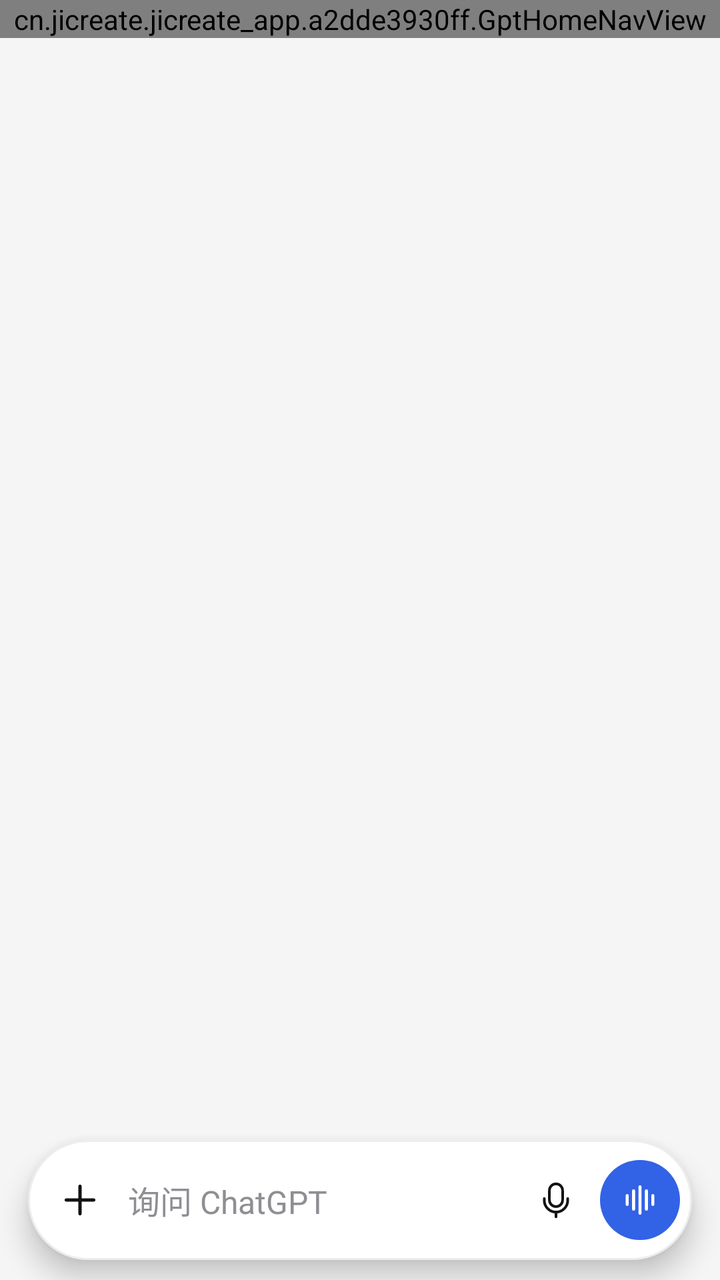
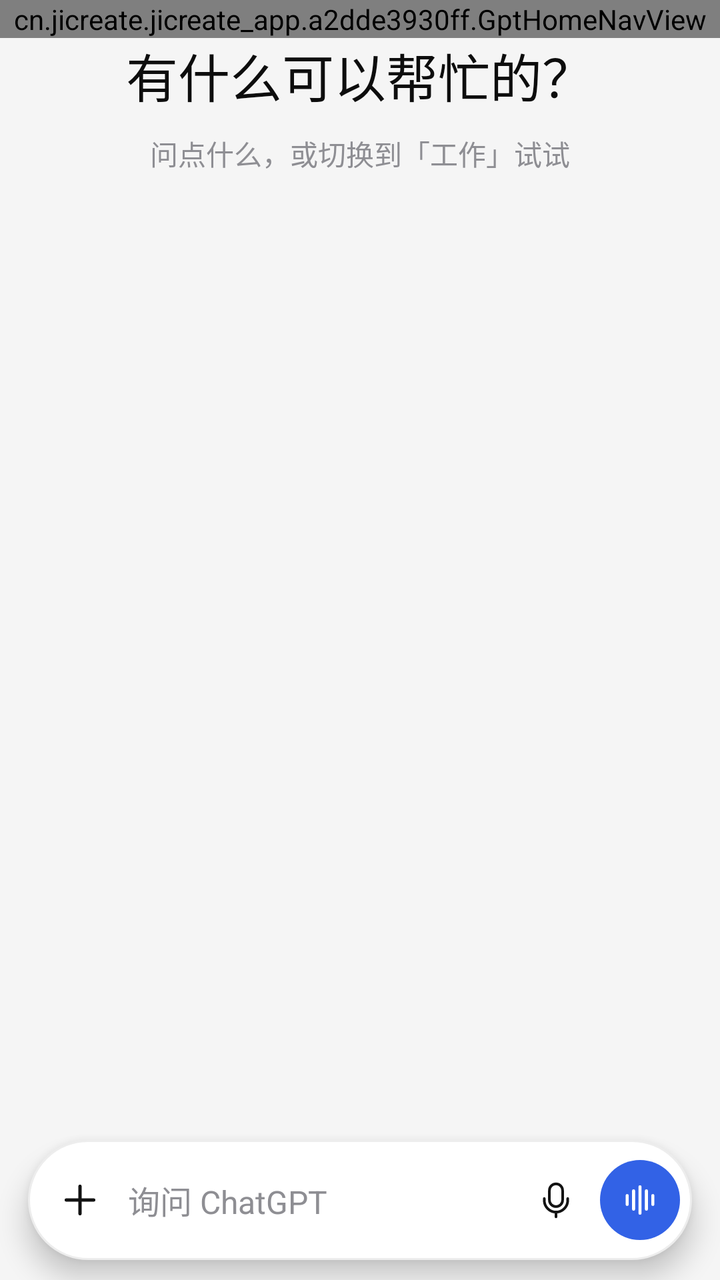

Two renders of the same Android screen: before a commit and after it. Below are the layout's source before the change and the commit's diff.
<!-- AndroidManifest.xml: application theme Theme.App -->
<!-- res/layout/view_home_gpt.xml -->
<?xml version="1.0" encoding="utf-8"?>
<androidx.constraintlayout.widget.ConstraintLayout
    xmlns:android="http://schemas.android.com/apk/res/android"
    xmlns:app="http://schemas.android.com/apk/res-auto"
    android:layout_width="match_parent"
    android:layout_height="match_parent"
    android:background="@color/gpt_home_bg">

    
    <cn.jicreate.jicreate_app.a2dde3930ff.GptHomeGlowView
        android:id="@+id/gpt_home_glow"
        android:layout_width="0dp"
        android:layout_height="wrap_content"
        app:layout_constraintEnd_toEndOf="parent"
        app:layout_constraintStart_toStartOf="parent"
        app:layout_constraintTop_toTopOf="parent" />

    
    <cn.jicreate.jicreate_app.a2dde3930ff.GptHomeNavView
        android:id="@+id/gpt_home_nav"
        android:layout_width="0dp"
        android:layout_height="wrap_content"
        app:layout_constraintEnd_toEndOf="parent"
        app:layout_constraintStart_toStartOf="parent"
        app:layout_constraintTop_toTopOf="parent" />

    
    <ScrollView
        android:id="@+id/gpt_empty_work"
        android:layout_width="0dp"
        android:layout_height="0dp"
        android:clipToPadding="false"
        android:fillViewport="true"
        android:overScrollMode="never"
        android:scrollbars="none"
        android:visibility="gone"
        app:layout_constraintBottom_toTopOf="@id/home_api_hint"
        app:layout_constraintEnd_toEndOf="parent"
        app:layout_constraintStart_toStartOf="parent"
        app:layout_constraintTop_toBottomOf="@id/gpt_home_nav">

        <LinearLayout
            android:layout_width="match_parent"
            android:layout_height="match_parent"
            android:gravity="center_vertical"
            android:orientation="vertical"
            android:paddingStart="20dp"
            android:paddingTop="10dp"
            android:paddingEnd="20dp"
            android:paddingBottom="10dp">

            <LinearLayout
                android:id="@+id/gpt_work_list"
                android:layout_width="match_parent"
                android:layout_height="wrap_content"
                android:orientation="vertical">

                <LinearLayout
                    android:id="@+id/gpt_work_github"
                    android:layout_width="match_parent"
                    android:layout_height="54dp"
                    android:background="?attr/selectableItemBackground"
                    android:gravity="center_vertical"
                    android:orientation="horizontal"
                    android:paddingStart="6dp"
                    android:paddingEnd="6dp">

                    <ImageView
                        android:layout_width="28dp"
                        android:layout_height="28dp"
                        android:contentDescription="@null"
                        android:scaleType="fitCenter"
                        android:src="@drawable/ic_gpt_github" />

                    <TextView
                        android:layout_width="0dp"
                        android:layout_height="wrap_content"
                        android:layout_marginStart="14dp"
                        android:layout_weight="1"
                        android:includeFontPadding="false"
                        android:lineSpacingExtra="2dp"
                        android:text="@string/gpt_work_github"
                        android:textColor="@color/gpt_text"
                        android:textSize="15.5sp" />
                </LinearLayout>

                <LinearLayout
                    android:id="@+id/gpt_work_gmail"
                    android:layout_width="match_parent"
                    android:layout_height="54dp"
                    android:background="?attr/selectableItemBackground"
                    android:gravity="center_vertical"
                    android:orientation="horizontal"
                    android:paddingStart="6dp"
                    android:paddingEnd="6dp">

                    <ImageView
                        android:layout_width="28dp"
                        android:layout_height="28dp"
                        android:contentDescription="@null"
                        android:scaleType="fitCenter"
                        android:src="@drawable/ic_gpt_mail" />

                    <TextView
                        android:layout_width="0dp"
                        android:layout_height="wrap_content"
                        android:layout_marginStart="14dp"
                        android:layout_weight="1"
                        android:includeFontPadding="false"
                        android:lineSpacingExtra="2dp"
                        android:text="@string/gpt_work_gmail"
                        android:textColor="@color/gpt_text"
                        android:textSize="15.5sp" />
                </LinearLayout>

                <LinearLayout
                    android:id="@+id/gpt_work_drive"
                    android:layout_width="match_parent"
                    android:layout_height="54dp"
                    android:background="?attr/selectableItemBackground"
                    android:gravity="center_vertical"
                    android:orientation="horizontal"
                    android:paddingStart="6dp"
                    android:paddingEnd="6dp">

                    <ImageView
                        android:layout_width="28dp"
                        android:layout_height="28dp"
                        android:contentDescription="@null"
                        android:scaleType="fitCenter"
                        android:src="@drawable/ic_gpt_drive" />

                    <TextView
                        android:layout_width="0dp"
                        android:layout_height="wrap_content"
                        android:layout_marginStart="14dp"
                        android:layout_weight="1"
                        android:includeFontPadding="false"
                        android:lineSpacingExtra="2dp"
                        android:text="@string/gpt_work_drive"
                        android:textColor="@color/gpt_text"
                        android:textSize="15.5sp" />
                </LinearLayout>
            </LinearLayout>
        </LinearLayout>
    </ScrollView>

    <TextView
        android:id="@+id/home_api_hint"
        android:layout_width="wrap_content"
        android:layout_height="30dp"
        android:layout_marginBottom="10dp"
        android:background="@drawable/bg_gpt_top_capsule"
        android:gravity="center"
        android:includeFontPadding="false"
        android:paddingStart="14dp"
        android:paddingEnd="14dp"
        android:text="@string/api_hint_home"
        android:textColor="@color/gpt_text_secondary"
        android:textSize="12.5sp"
        android:visibility="gone"
        app:layout_constraintBottom_toTopOf="@id/home_attach_strip"
        app:layout_constraintEnd_toEndOf="parent"
        app:layout_constraintStart_toStartOf="parent" />

    <HorizontalScrollView
        android:id="@+id/home_attach_strip"
        android:layout_width="0dp"
        android:layout_height="wrap_content"
        android:layout_marginStart="14dp"
        android:layout_marginEnd="14dp"
        android:layout_marginBottom="6dp"
        android:overScrollMode="never"
        android:scrollbars="none"
        android:visibility="gone"
        app:layout_constraintBottom_toTopOf="@id/home_composer"
        app:layout_constraintEnd_toEndOf="parent"
        app:layout_constraintStart_toStartOf="parent">

        <LinearLayout
            android:id="@+id/home_attach_list"
            android:layout_width="wrap_content"
            android:layout_height="wrap_content"
            android:gravity="end"
            android:orientation="horizontal" />
    </HorizontalScrollView>

    <LinearLayout
        android:id="@+id/home_composer"
        android:layout_width="0dp"
        android:layout_height="60dp"
        android:layout_marginStart="14dp"
        android:layout_marginEnd="14dp"
        android:layout_marginBottom="10dp"
        android:background="@drawable/bg_gpt_composer"
        android:elevation="8dp"
        android:gravity="center_vertical"
        android:orientation="horizontal"
        android:paddingStart="6dp"
        android:paddingEnd="6dp"
        app:layout_constraintBottom_toBottomOf="parent"
        app:layout_constraintEnd_toEndOf="parent"
        app:layout_constraintStart_toStartOf="parent">

        <ImageButton
            android:id="@+id/home_attach"
            android:layout_width="40dp"
            android:layout_height="40dp"
            android:background="?attr/selectableItemBackgroundBorderless"
            android:contentDescription="@string/cd_attach"
            android:padding="9dp"
            android:scaleType="fitCenter"
            android:src="@drawable/ic_plus" />

        <EditText
            android:id="@+id/home_input"
            android:layout_width="0dp"
            android:layout_height="match_parent"
            android:layout_weight="1"
            android:background="@null"
            android:cursorVisible="true"
            android:gravity="center_vertical"
            android:hint="@string/gpt_hint_home"
            android:imeOptions="actionSend"
            android:includeFontPadding="false"
            android:inputType="textCapSentences"
            android:maxLines="1"
            android:paddingStart="4dp"
            android:paddingEnd="4dp"
            android:singleLine="true"
            android:textColor="@color/gpt_text"
            android:textColorHint="@color/gpt_text_tertiary"
            android:textSize="16sp" />

        <TextView
            android:id="@+id/home_model"
            android:layout_width="0dp"
            android:layout_height="0dp"
            android:visibility="gone" />

        <ImageButton
            android:id="@+id/home_mic"
            android:layout_width="40dp"
            android:layout_height="40dp"
            android:background="?attr/selectableItemBackgroundBorderless"
            android:contentDescription="@string/cd_mic"
            android:padding="9dp"
            android:scaleType="fitCenter"
            android:src="@drawable/ic_mic" />

        <ImageButton
            android:id="@+id/home_send"
            android:layout_width="40dp"
            android:layout_height="40dp"
            android:layout_marginStart="2dp"
            android:background="@drawable/bg_gpt_blue_circle"
            android:contentDescription="@string/cd_voice"
            android:padding="9dp"
            android:scaleType="fitCenter"
            android:src="@drawable/ic_gpt_waveform" />
    </LinearLayout>

</androidx.constraintlayout.widget.ConstraintLayout>
<!-- resources referenced by this layout -->
<resources>
  <color name="gpt_home_bg">#F5F5F5</color>
  <color name="gpt_text">#0D0D0D</color>
  <color name="gpt_text_secondary">#6B6B6F</color>
  <color name="gpt_text_tertiary">#8E8E93</color>
  <!-- drawable bg_gpt_blue_circle (drawable) -->
  <?xml version="1.0" encoding="utf-8"?>
  <shape xmlns:android="http://schemas.android.com/apk/res/android" android:shape="oval">
      <solid android:color="@color/gpt_blue" />
  </shape>
  <!-- drawable bg_gpt_composer (drawable) -->
  <?xml version="1.0" encoding="utf-8"?>
  <shape xmlns:android="http://schemas.android.com/apk/res/android" android:shape="rectangle">
      <solid android:color="@color/gpt_surface" />
      <corners android:radius="30dp" />
      <stroke android:width="1dp" android:color="#EDEDED" />
  </shape>
  <!-- drawable bg_gpt_top_capsule (drawable) -->
  <?xml version="1.0" encoding="utf-8"?>
  <shape xmlns:android="http://schemas.android.com/apk/res/android" android:shape="rectangle">
      <solid android:color="@color/gpt_surface" />
      <corners android:radius="100dp" />
      <stroke android:width="1dp" android:color="#F0F0F0" />
  </shape>
  <!-- drawable ic_gpt_drive (drawable) -->
  <?xml version="1.0" encoding="utf-8"?>
  <vector xmlns:android="http://schemas.android.com/apk/res/android"
      android:width="24dp" android:height="24dp"
      android:viewportWidth="24" android:viewportHeight="24">
      <path
          android:pathData="M9.1,3.4 H14.9 L21.2,14.3 H15.4 Z"
          android:fillColor="#FFCE44" />
      <path
          android:pathData="M9.1,3.4 L2.8,14.3 L5.7,19.6 L12,8.7 Z"
          android:fillColor="#2BA24C" />
      <path
          android:pathData="M5.7,19.6 H18.3 L21.2,14.3 H8.6 Z"
          android:fillColor="#3B6FF6" />
  </vector>
  <!-- drawable ic_gpt_waveform (drawable) -->
  <?xml version="1.0" encoding="utf-8"?>
  <vector xmlns:android="http://schemas.android.com/apk/res/android"
      android:width="24dp" android:height="24dp"
      android:viewportWidth="24" android:viewportHeight="24">
      <path
          android:pathData="M5,9.6 V14.4 M8.5,7 V17 M12,4.8 V19.2 M15.5,7 V17 M19,9.6 V14.4"
          android:fillColor="@android:color/transparent"
          android:strokeColor="#FFFFFF"
          android:strokeWidth="1.7"
          android:strokeLineCap="round" />
  </vector>
  <!-- drawable ic_plus (drawable) -->
  <vector xmlns:android="http://schemas.android.com/apk/res/android"
      android:width="24dp" android:height="24dp"
      android:viewportWidth="24" android:viewportHeight="24">
      <path android:pathData="M12,4.5 V19.5 M4.5,12 H19.5"
          android:strokeColor="@color/text_primary" android:strokeWidth="1.8"
          android:strokeLineCap="round" android:fillColor="@android:color/transparent" />
  </vector>
  <string name="api_hint_home">尚未配置 API Key · 点此设置</string>
  <string name="cd_attach">添加内容</string>
  <string name="cd_mic">麦克风</string>
  <string name="cd_voice">语音输入</string>
  <string name="gpt_hint_home">询问 ChatGPT</string>
  <string name="gpt_work_drive">帮我了解文件的最新改动</string>
  <string name="gpt_work_github">检查我的代码改动是否存在错误</string>
  <string name="gpt_work_gmail">查找可以退订的邮件</string>
  <color name="gpt_blue">#3262E6</color>
  <color name="gpt_surface">#FFFFFF</color>
  <color name="gpt_icon">#262626</color>
  <color name="text_primary">#131313</color>
  <color name="orange">#D87757</color>
  <color name="orange_dark">#D87754</color>
  <color name="card">#FFFFFF</color>
  <color name="bg">#F9F9F7</color>
  <!-- unchanged entries left out for length: 4 -->
</resources>

<!-- the commit's change to res/layout/view_home_gpt.xml (unified diff, before → after) -->
@@ -23,6 +23,44 @@
         app:layout_constraintEnd_toEndOf="parent"
         app:layout_constraintStart_toStartOf="parent"
         app:layout_constraintTop_toTopOf="parent" />
+
+    
+    <LinearLayout
+        android:id="@+id/gpt_home_empty"
+        android:layout_width="0dp"
+        android:layout_height="0dp"
+        android:gravity="center_horizontal"
+        android:orientation="vertical"
+        android:paddingStart="32dp"
+        android:paddingEnd="32dp"
+        app:layout_constraintBottom_toTopOf="@id/home_composer"
+        app:layout_constraintEnd_toEndOf="parent"
+        app:layout_constraintStart_toStartOf="parent"
+        app:layout_constraintTop_toBottomOf="@id/gpt_home_nav"
+        app:layout_constraintVertical_bias="0.38">
+
+        <TextView
+            android:id="@+id/gpt_home_empty_title"
+            android:layout_width="wrap_content"
+            android:layout_height="wrap_content"
+            android:fontFamily="sans-serif-medium"
+            android:gravity="center"
+            android:includeFontPadding="false"
+            android:text="@string/gpt_empty_title"
+            android:textColor="@color/gpt_text"
+            android:textSize="26sp" />
+
+        <TextView
+            android:id="@+id/gpt_home_empty_sub"
+            android:layout_width="wrap_content"
+            android:layout_height="wrap_content"
+            android:layout_marginTop="10dp"
+            android:gravity="center"
+            android:includeFontPadding="false"
+            android:text="@string/gpt_empty_sub"
+            android:textColor="@color/gpt_text_tertiary"
+            android:textSize="14sp" />
+    </LinearLayout>
 
     
     <ScrollView
<!-- resource entries referenced after the edit -->
@@ -62,6 +62,8 @@
   <string name="cd_attach">添加内容</string>
   <string name="cd_mic">麦克风</string>
   <string name="cd_voice">语音输入</string>
+  <string name="gpt_empty_sub">问点什么，或切换到「工作」试试</string>
+  <string name="gpt_empty_title">有什么可以帮忙的？</string>
   <string name="gpt_hint_home">询问 ChatGPT</string>
   <string name="gpt_work_drive">帮我了解文件的最新改动</string>
   <string name="gpt_work_github">检查我的代码改动是否存在错误</string>
